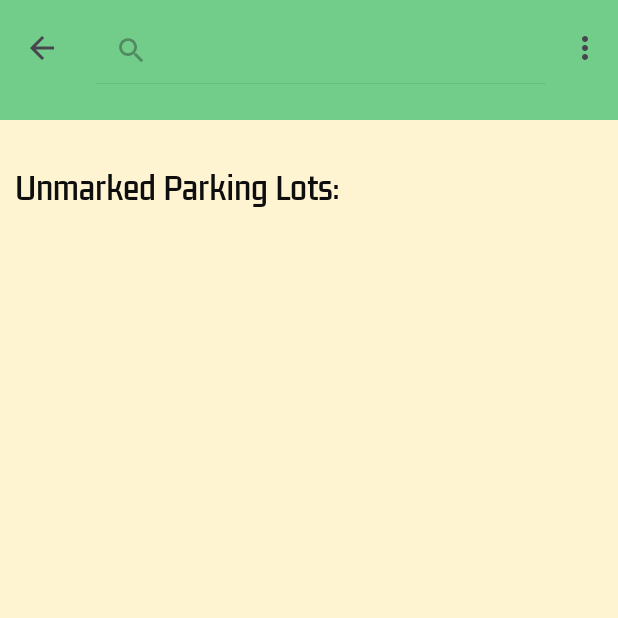
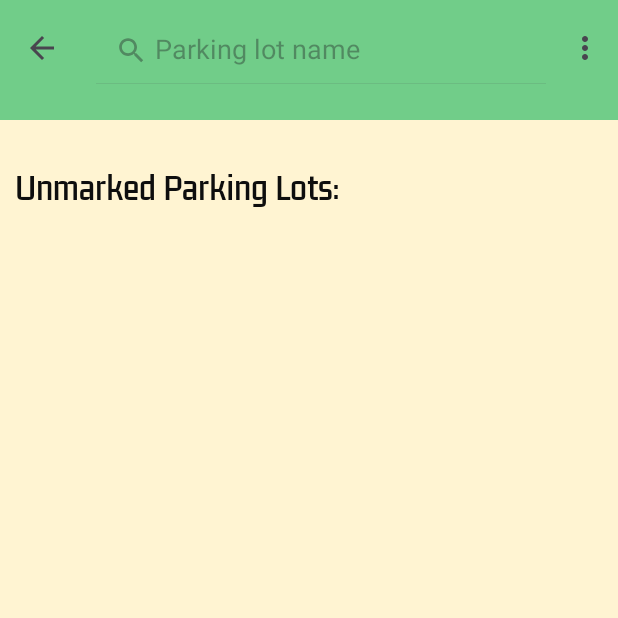
Before and after one commit to minhtrannhat/coen390, an Android app: the AddLocation screen opened directly, with no data from a screen before it, after a tap on "Search", on a phone screen of 412 x 824 dp, the top half of it. Run offline under Robolectric (Android 15) with nearby library versions, the phone set to English and light mode, and no system bars; 2 statements that could not run were skipped.

Commit message:
feat: added functioning search bar

```diff
--- a/coen390_android_app/app/src/main/java/com/example/coen390_app/Views/AddLocation.java
+++ b/coen390_android_app/app/src/main/java/com/example/coen390_app/Views/AddLocation.java
@@ -1,5 +1,7 @@
 package com.example.coen390_app.Views;
 
+
+import androidx.appcompat.widget.SearchView;
 import androidx.appcompat.app.AppCompatActivity;
 import androidx.appcompat.widget.Toolbar;
 import androidx.recyclerview.widget.LinearLayoutManager;
@@ -10,6 +12,7 @@ import android.content.SharedPreferences;
 import android.os.Bundle;
 import android.view.Menu;
 import android.view.MenuItem;
+
 import android.widget.Toast;
 
 import com.example.coen390_app.Models.ParkingLotProfile;
@@ -27,6 +30,7 @@ public class AddLocation extends AppCompatActivity {
 
     private List<SecondaryParkingLot> parkingLotList = new ArrayList<SecondaryParkingLot>();
     private List<SecondaryParkingLot> unusedParkingLotList = new ArrayList<SecondaryParkingLot>();
+    private List<SecondaryParkingLot> searchedArray = new ArrayList<SecondaryParkingLot>();
     private ParkingLotAdapter parkingLotAdapter;
 
     @Override
@@ -40,6 +44,7 @@ public class AddLocation extends AppCompatActivity {
         args = intent.getBundleExtra("BUNDLE2");
         unusedParkingLotList = (ArrayList<SecondaryParkingLot>) args.getSerializable("UNUSEDARRAYLIST");
 
+        searchedArray = new ArrayList<SecondaryParkingLot>(unusedParkingLotList);
 
         Toolbar toolbar = findViewById(R.id.toolbar);
         setSupportActionBar(toolbar);
@@ -51,6 +56,33 @@ public class AddLocation extends AppCompatActivity {
     @Override
     public boolean onCreateOptionsMenu(Menu menu) {
         getMenuInflater().inflate(R.menu.toolbar_add_item, menu);
+        MenuItem menuItem = menu.findItem(R.id.action_search2);
+        SearchView searchView = (SearchView) menuItem.getActionView();
+        searchView.setQueryHint("Parking lot name");
+        searchView.setOnQueryTextListener(new SearchView.OnQueryTextListener() {
+            @Override
+            public boolean onQueryTextSubmit(String query) {
+                return false;
+            }
+
+            @Override
+            public boolean onQueryTextChange(String newText) {
+                if(newText.isEmpty()){
+                    searchedArray = new ArrayList<SecondaryParkingLot>(unusedParkingLotList);
+                }
+                else{
+                    searchedArray = new ArrayList<SecondaryParkingLot>();
+                    for(int i=0;i <unusedParkingLotList.size();i++){
+                        if(unusedParkingLotList.get(i).getName().toString().toUpperCase().contains(newText.toUpperCase()) ||
+                                unusedParkingLotList.get(i).getAddress().toString().toUpperCase().contains(newText.toUpperCase())){
+                            searchedArray.add(unusedParkingLotList.get(i));
+                        }
+                    }
+                }
+                buildRecyclerView();
+                return false;
+            }
+        });
         return true;
     }
 
@@ -59,8 +91,7 @@ public class AddLocation extends AppCompatActivity {
         int id = item.getItemId();
 
 
-        if (id == R.id.action_search) {
-            // need to clear array before switching to avoid element copies
+        if (id == R.id.action_search2) {
             return true;
         }
 
@@ -87,13 +118,14 @@ public class AddLocation extends AppCompatActivity {
 
 
         List<ParkingLotProfile> parkingLotProfiles = new ArrayList<ParkingLotProfile>();
-        parkingLotAdapter = new ParkingLotAdapter(getApplicationContext(), parkingLotProfiles,unusedParkingLotList,false);
+        parkingLotAdapter = new ParkingLotAdapter(getApplicationContext(), parkingLotProfiles,searchedArray,false);
 
         parkingLotAdapter.setOnItemClickListener(new ParkingLotAdapter.OnItemClickListener() {
             @Override
             public void onItemClick(int position) {
-                parkingLotList.add(unusedParkingLotList.get(position));
-                unusedParkingLotList.remove(position);
+                parkingLotList.add(searchedArray.get(position));
+                unusedParkingLotList.remove(searchedArray.get(position));
+                searchedArray.remove(position);
                 buildRecyclerView();
 
 
--- a/coen390_android_app/app/src/main/res/menu/toolbar_add_item.xml
+++ b/coen390_android_app/app/src/main/res/menu/toolbar_add_item.xml
@@ -1,12 +1,14 @@
 <?xml version="1.0" encoding="utf-8"?>
 <!-- res/menu/toolbar_menu.xml -->
 <menu xmlns:android="http://schemas.android.com/apk/res/android"
-    xmlns:app="http://schemas.android.com/apk/res-auto">
+    xmlns:app="http://schemas.android.com/apk/res-auto"
+    >
 
     <item
         android:id="@+id/action_search2"
         android:icon="@android:drawable/ic_menu_search"
         android:title="Search"
+        android:actionLayout="@layout/activity_add_location"
         app:showAsAction="ifRoom|collapseActionView"
         app:actionViewClass="androidx.appcompat.widget.SearchView"
         />
```
